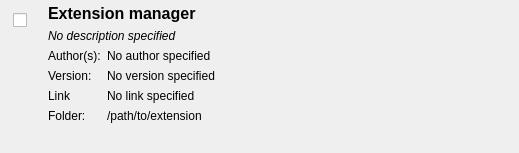
open-cogsci/OpenSesame, file opensesame_extensions/plugin_manager/plugin.ui: the form before one commit.
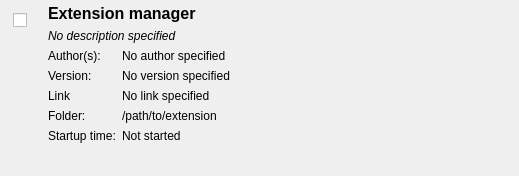
The form after the commit.

Commit message: plugins: store startup time - also show this in plugin manager - related to #623

Patch:
```diff
--- a/opensesame_extensions/plugin_manager/plugin.ui
+++ b/opensesame_extensions/plugin_manager/plugin.ui
@@ -7,7 +7,7 @@
     <x>0</x>
     <y>0</y>
     <width>519</width>
-    <height>153</height>
+    <height>176</height>
    </rect>
   </property>
   <property name="windowTitle">
@@ -143,6 +143,20 @@
         </property>
        </widget>
       </item>
+      <item row="7" column="0">
+       <widget class="QLabel" name="label">
+        <property name="text">
+         <string>Startup time:</string>
+        </property>
+       </widget>
+      </item>
+      <item row="7" column="1">
+       <widget class="QLabel" name="label_startup_time">
+        <property name="text">
+         <string>Not started</string>
+        </property>
+       </widget>
+      </item>
      </layout>
     </widget>
    </item>
```
Left out of the diff: 22 changed lines with no effect on the pictures. The commit also changes 2 other files.
